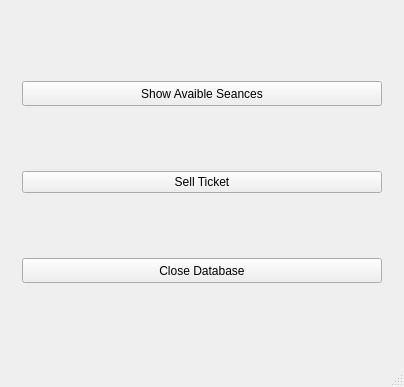
Above: cinema/mainwindow.ui from M1k3FaLc0n/PP_po_PM02 before the change. Below: the same form after it.
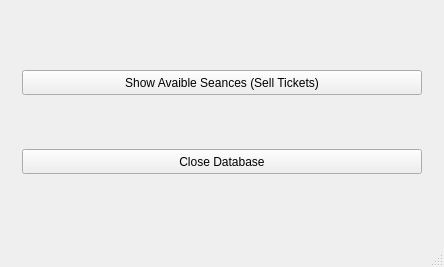
That is the form after the change.

Commit message:
select actual seances
half of way to sell tickets

What changed in the file:
```diff
--- a/cinema/mainwindow.ui
+++ b/cinema/mainwindow.ui
@@ -6,8 +6,8 @@
    <rect>
     <x>0</x>
     <y>0</y>
-    <width>404</width>
-    <height>387</height>
+    <width>444</width>
+    <height>267</height>
    </rect>
   </property>
   <property name="windowTitle">
@@ -76,14 +76,7 @@
            </size>
           </property>
           <property name="text">
-           <string>Show Avaible Seances</string>
-          </property>
-         </widget>
-        </item>
-        <item>
-         <widget class="QPushButton" name="pushButtonSellTicket">
-          <property name="text">
-           <string>Sell Ticket</string>
+           <string>Show Avaible Seances (Sell Tickets)</string>
           </property>
          </widget>
         </item>
```
Left out of the diff: 2 changed lines with no effect on the pictures. The commit also changes 18 other files.
